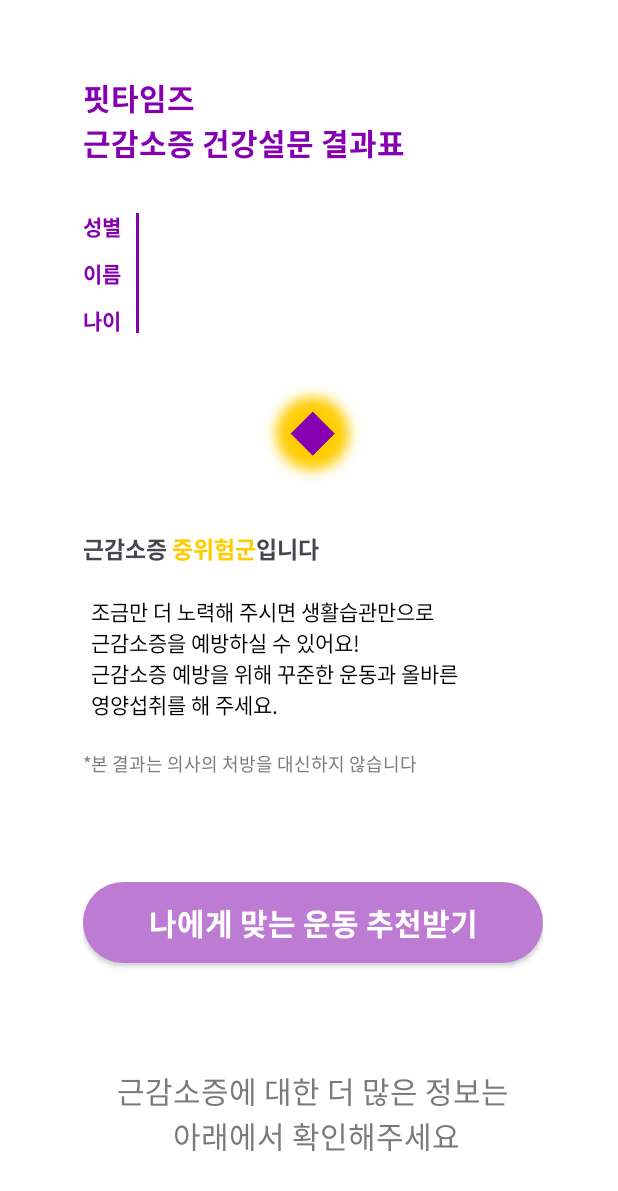
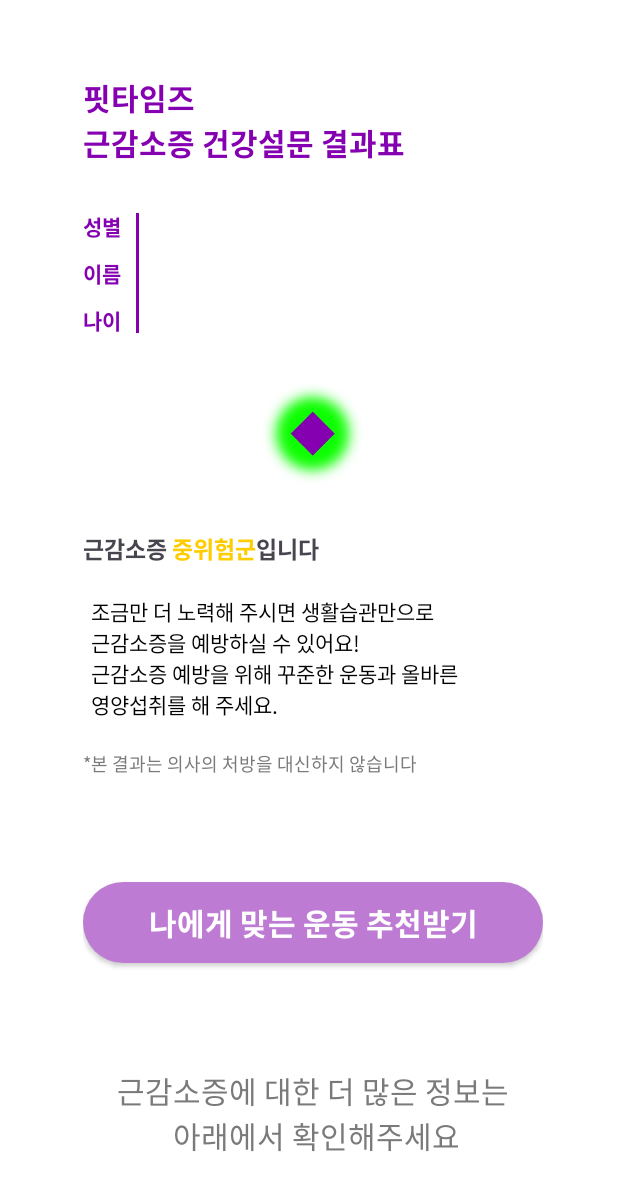
Before and after one commit to changs97/HiFit_Android, an Android app: the SurveyCompleteFragment screen opened through its navigation route, on a phone screen of 412 x 824 dp. Shown: the top 1191 px of the screen. Run offline under Robolectric (Android 15) with nearby library versions, the phone set to English and light mode, and no system bars; our stand-ins replace Timber, data binding; libraries missing offline, so code that uses them is left out: com.kakao.sdk; pictures from the network do not load; 1 statement that could not run was skipped.

Commit message:
Add: 설문 조사 결과 표시 [SurveyCompleteFragment.kt]

```diff
--- a/app/src/main/java/com/hifit/android/mafit/ui/fragment/start/StartFragment.kt
+++ b/app/src/main/java/com/hifit/android/mafit/ui/fragment/start/StartFragment.kt
@@ -24,6 +24,7 @@ class StartFragment : BaseFragment<FragmentStartBinding>(R.layout.fragment_start
         }
         binding.root.setOnClickListener {
             viewModel.getToken()?.let {
+                Timber.tag("토큰").d("$it")
                 if (userSurveyParticipation != null) {
                     findNavController().navigate(R.id.action_startFragment_to_homeFragment)
                 } else {
--- a/app/src/main/res/layout/fragment_survey_complete.xml
+++ b/app/src/main/res/layout/fragment_survey_complete.xml
@@ -138,6 +138,7 @@
             </LinearLayout>
 
             <TextView
+                android:id="@+id/survey_complete_txt_contents"
                 android:layout_width="match_parent"
                 android:layout_height="wrap_content"
                 android:layout_marginVertical="20dp"
@@ -145,7 +146,7 @@
                 android:layout_marginStart="5dp"
                 android:textColor="@color/black"
                 android:fontFamily="@font/notodanskr_regular_hestia"
-                android:text="조금만 더 노력해 주시면 생활습관만으로\n근감소증을 예방하실 수 있어요!\n근감소증 예방을 위해 꾸준한 운동과 올바른\n영양섭취를 해 주세요."/>
+                android:text="@string/survey_complete_contents1"/>
 
             <TextView
                 android:layout_width="match_parent"
--- a/app/src/main/res/values/colors.xml
+++ b/app/src/main/res/values/colors.xml
@@ -8,6 +8,8 @@
     <color name="gray2">#7a7a7a</color>
     <color name="gray3">#343434</color>
     <color name="yellow">#ffcc00</color>
+    <color name="green">#0cff00</color>
+    <color name="red">#ff005a</color>
     <color name="blue">#00a0e9</color>
     <color name="main_background">#f8f8f8</color>
 </resources>
--- a/app/src/main/res/values/strings.xml
+++ b/app/src/main/res/values/strings.xml
@@ -68,4 +68,7 @@
     <string name="bmi">BMI</string>
     <string name="weight">몸무게</string>
     <string name="exercise_learn_exercise">운동 배우기</string>
+    <string name="survey_complete_contents1">조금만 더 노력해 주시면 생활습관만으로\n근감소증을 예방하실 수 있어요!\n근감소증 예방을 위해 꾸준한 운동과 올바른\n영양섭취를 해 주세요.</string>
+    <string name="survey_complete_contents2">앞으로도 좋은 생활습관 유지해주세요!\n근감소증 예방을 위해 꾸준한 운동과 올바른\n영양섭취를 해 주세요.</string>
+    <string name="survey_complete_contents3">근감소증에 많이 노출되어 있어요…!\n\n생활습관을 꼭 바꾸셔서 더욱 건강한 내일을 만들어보자구요~!\n\n근감소증 예방 및 치료를 위해 꾸준한 운동과\n올바른 영양섭취가 꼭 필요해요.</string>
 </resources>
```
Also changed, not shown: app/src/main/java/com/hifit/android/mafit/ui/fragment/survey/SurveyCompleteFragment.kt (+35 -6 lines), app/src/main/res/drawable/ic_survey_result1.jpeg, app/src/main/res/drawable/ic_survey_result2.jpeg (added), app/src/main/res/drawable/ic_survey_result3.jpeg (added).
